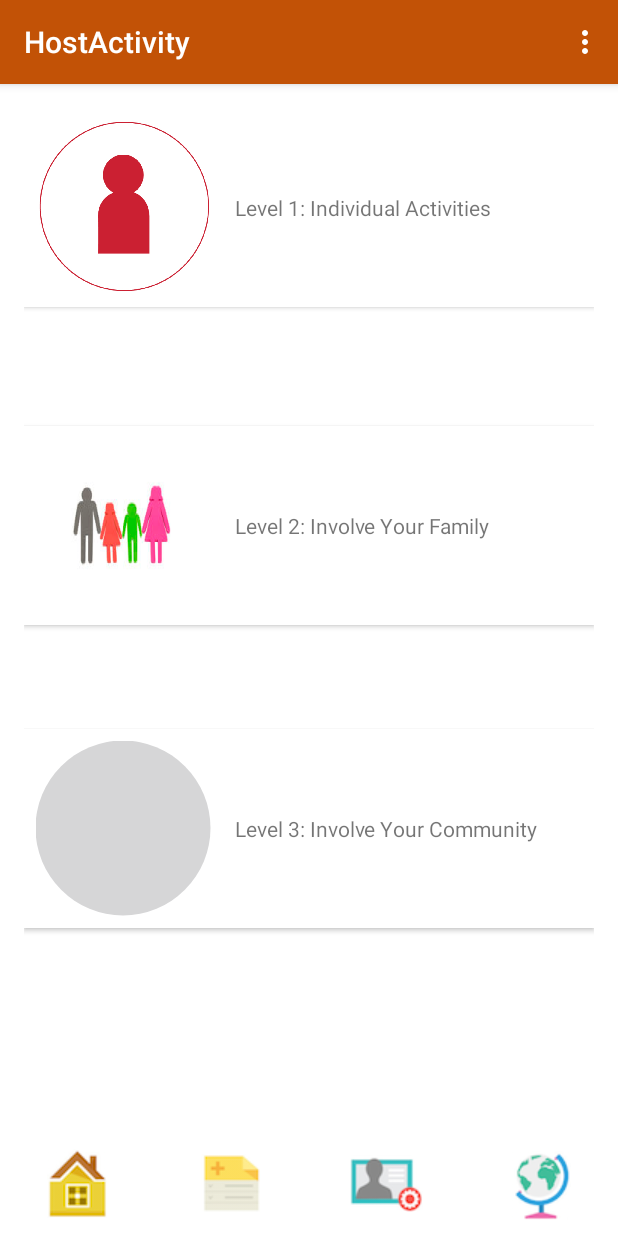
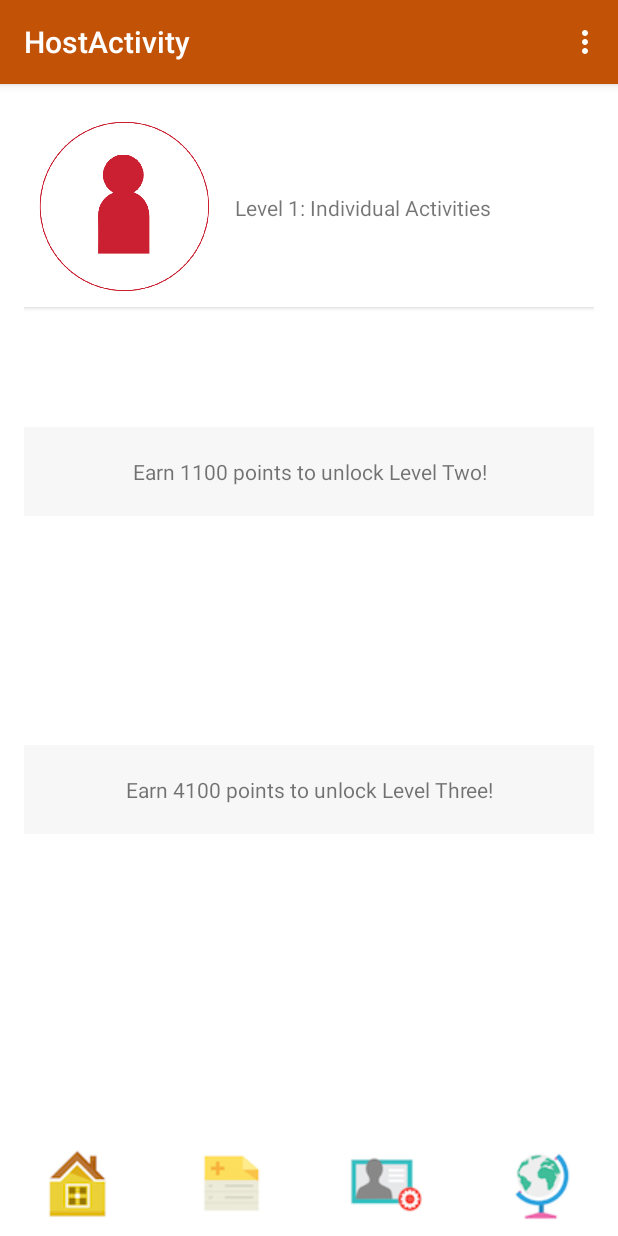
Before and after one commit to justnaelin/MEarth, an Android app: the fragment LevelsFragment placed in its activity, on a phone screen of 412 x 824 dp. Run offline under Robolectric (Android 15) with nearby library versions, the phone set to English and light mode, and no system bars.

Commit message:
Locked levels, removed + button, added task counter, created badge & point toasts (beta)

```diff
--- a/app/src/main/java/com/bytely/mearth/DashboardTasks.java
+++ b/app/src/main/java/com/bytely/mearth/DashboardTasks.java
@@ -58,6 +58,7 @@ public class DashboardTasks {
 
     }
 
+
     public int getPoints() {return sTotalPoints;}
 
     public void setTaskList(ArrayList<TaskModel> taskList) {
--- a/app/src/main/java/com/bytely/mearth/HostActivity.java
+++ b/app/src/main/java/com/bytely/mearth/HostActivity.java
@@ -14,16 +14,6 @@ import android.view.MenuItem;
 import android.view.View;
 import android.widget.ImageButton;
 import android.widget.Toast;
-
-import com.bytely.mearth.AboutFragment;
-import com.bytely.mearth.Communicator;
-import com.bytely.mearth.DashFragment;
-import com.bytely.mearth.FormatIcon;
-import com.bytely.mearth.LevelsFragment;
-import com.bytely.mearth.ProfileFragment;
-import com.bytely.mearth.R;
-import com.bytely.mearth.TaskListFragment;
-import com.bytely.mearth.TaskModel;
 
 
 public class HostActivity extends ActionBarActivity implements Communicator {
@@ -84,28 +74,28 @@ public class HostActivity extends ActionBarActivity implements Communicator {
                 mWildernessBitmap = FormatIcon.getRoundedShape(getApplicationContext(), R.drawable.wilderness);
 
                 mLevelOneArray = new TaskModel[]{
-                        new TaskModel("Recycle Items", 2, mRecyclingBitmap, 200),
-                        new TaskModel("Turn Off Room Lights", 2, mLightBitmap, 100),
-                        new TaskModel("Turn Off Running Water", 2, mWaterBitmap, 100),
-                        new TaskModel("Don't Use Single-Use Bottles", 2, mWaterBottleBitmap, 300),
-                        new TaskModel("Walk or Ride a Bike", 2, mWalkBitmap, 400),
+                        new TaskModel("Recycle Items", 2, mRecyclingBitmap, 200, 0),
+                        new TaskModel("Turn Off Room Lights", 2, mLightBitmap, 100, 0),
+                        new TaskModel("Turn Off Running Water", 2, mWaterBitmap, 100, 0),
+                        new TaskModel("Don't Use Single-Use Bottles", 2, mWaterBottleBitmap, 300, 0),
+                        new TaskModel("Walk or Ride a Bike", 2, mWalkBitmap, 400, 0),
                 };
 
                 mLevelTwoArray = new TaskModel[]{
-                        new TaskModel("Start a Food Garden", 2, mPaleBitmap, 400),
-                        new TaskModel("Grow Native Plants", 2, mPreserveBitmap, 800),
-                        new TaskModel("Use Eco-Friendly Cleaning Supplies", 2, mPreserveBitmap, 500),
-                        new TaskModel("Switch to Fluorescent Light Bulbs", 2, mLightBitmap, 600),
-                        new TaskModel("Go Shopping at Local Farmers Market", 2, mSolarBitmap, 700),
+                        new TaskModel("Start a Food Garden", 2, mPaleBitmap, 400, 0),
+                        new TaskModel("Grow Native Plants", 2, mPreserveBitmap, 800, 0),
+                        new TaskModel("Use Eco-Friendly Cleaning Supplies", 2, mPreserveBitmap, 500, 0),
+                        new TaskModel("Switch to Fluorescent Light Bulbs", 2, mLightBitmap, 600, 0),
+                        new TaskModel("Go Shopping at Local Farmers Market", 2, mSolarBitmap, 700, 0),
                 };
 
                 mLevelThreeArray = new TaskModel[]{
-                        new TaskModel("Get School to Adopt Green Policy", 2, mWaterBitmap, 10000),
-                        new TaskModel("Invite Someone to a MEarth Event", 2, mRecyclingBitmap, 5000),
-                        new TaskModel("Plant Trees", 2, mWildernessBitmap, 8000),
-                        new TaskModel("Tell Someone to Download MEarth App", 2, mSolarBitmap, 2000),
-                        new TaskModel("Organize a Beach Cleanup", 2, mWalkBitmap, 7000),
-                        new TaskModel("Start a Recycling Club", 2, mRecyclingBitmap, 6000),
+                        new TaskModel("Get School to Adopt Green Policy", 2, mWaterBitmap, 10000, 0),
+                        new TaskModel("Invite Someone to a MEarth Event", 2, mRecyclingBitmap, 5000, 0),
+                        new TaskModel("Plant Trees", 2, mWildernessBitmap, 8000, 0),
+                        new TaskModel("Tell Someone to Download MEarth App", 2, mSolarBitmap, 2000, 0),
+                        new TaskModel("Organize a Beach Cleanup", 2, mWalkBitmap, 7000, 0),
+                        new TaskModel("Start a Recycling Club", 2, mRecyclingBitmap, 6000, 0),
 
                 };
                 Log.d("Thread", "Done");
@@ -185,6 +175,7 @@ public class HostActivity extends ActionBarActivity implements Communicator {
 
             }
         });
+
     }
 
 
--- a/app/src/main/java/com/bytely/mearth/LevelsFragment.java
+++ b/app/src/main/java/com/bytely/mearth/LevelsFragment.java
@@ -11,7 +11,6 @@ import android.view.View;
 import android.view.ViewGroup;
 import android.widget.ImageView;
 import android.widget.TextView;
-
 
 
 /**
@@ -31,6 +30,8 @@ public class LevelsFragment extends Fragment {
 
     private ImageView mLevelThreeImage;
     private TextView mLevelThreeTitle;
+
+    private int mUserPoints;
 
     private Communicator comm;
 
@@ -53,6 +54,24 @@ public class LevelsFragment extends Fragment {
         mLevelOneCard = (CardView) view.findViewById(R.id.level_one);
         mLevelTwoCard = (CardView) view.findViewById(R.id.level_two);
         mLevelThreeCard = (CardView) view.findViewById(R.id.level_three);
+
+
+
+
+        // Get user's total points
+        mUserPoints = DashboardTasks.getInstance(getActivity()).getPoints();
+
+        // Set mLevelTwoCard & mLevelThreeCard default visibility to INVISIBLE
+        mLevelTwoCard.setVisibility(View.INVISIBLE);
+        mLevelThreeCard.setVisibility(View.INVISIBLE);
+
+        // Unlock other levels
+        if(mUserPoints >= 1100) {
+            mLevelTwoCard.setVisibility(View.VISIBLE);
+        }
+        if(mUserPoints >= 4100) {
+            mLevelThreeCard.setVisibility(View.VISIBLE);
+        }
 
         comm = (Communicator) getActivity();
 
--- a/app/src/main/java/com/bytely/mearth/TaskModel.java
+++ b/app/src/main/java/com/bytely/mearth/TaskModel.java
@@ -11,13 +11,15 @@ public class TaskModel {
     private int mTaskPoints;
     private boolean mIsCompleted;
     private UUID mTaskID;
+    private int mTaskCounter;
 
-    public TaskModel(String s, int i, Bitmap icon, int i1) {
+    public TaskModel(String s, int i, Bitmap icon, int i1, int i2) {
         this.mTaskName = s;
         this.mTaskDescription = i;
         this.mTaskIcon = icon;
         this.mTaskPoints = i1;
         this.mIsCompleted = false;
+        this.mTaskCounter = i2;
         mTaskID = UUID.randomUUID();
     }
 
@@ -37,6 +39,10 @@ public class TaskModel {
         return mTaskPoints;
     }
 
+    public int getTaskCounter() { return mTaskCounter; }
+
+    public void incrementTaskCounter() { mTaskCounter++; }
+
     public boolean isCompleted() {
         return mIsCompleted;
     }
--- a/app/src/main/res/layout/fragment_levels.xml
+++ b/app/src/main/res/layout/fragment_levels.xml
@@ -16,6 +16,7 @@
         android:paddingBottom="@dimen/activity_vertical_margin"
         tools:context="com.bytely.mearth.LevelScreen">
 
+        <!-- Level One Card -->
         <android.support.v7.widget.CardView
             xmlns:card_view="http://schemas.android.com/apk/res-auto"
             android:id="@+id/level_one"
@@ -29,7 +30,6 @@
             android:layout_alignParentTop="true"
             android:layout_alignParentLeft="true"
             android:layout_alignParentStart="true">
-
 
             <LinearLayout
                 android:layout_width="wrap_content"
@@ -51,7 +51,26 @@
 
             </LinearLayout>
         </android.support.v7.widget.CardView>
+        <!-- End Level One Card -->
 
+        <TextView
+            android:layout_width="match_parent"
+            android:layout_height="wrap_content"
+            android:text="Earn 1100 points to unlock Level Two!"
+            android:layout_gravity="center"
+            android:gravity="center"
+            android:background="#F7F7F7"
+            android:layout_marginTop="80dp"
+            android:layout_below="@+id/level_one"
+            android:layout_alignParentLeft="true"
+            android:layout_alignParentStart="true"
+            android:paddingLeft="16dp"
+            android:paddingRight="16dp"
+            android:paddingTop="20dp"
+            android:paddingBottom="20dp"
+            android:clickable="true"/>
+
+        <!-- Level Two Card -->
         <android.support.v7.widget.CardView
             xmlns:card_view="http://schemas.android.com/apk/res-auto"
             android:id="@+id/level_two"
@@ -66,7 +85,6 @@
             android:paddingLeft="16dp"
             android:paddingRight="16dp"
             android:layout_marginTop="79dp">
-
 
             <LinearLayout
                 android:layout_width="wrap_content"
@@ -88,11 +106,31 @@
 
             </LinearLayout>
         </android.support.v7.widget.CardView>
+        <!-- End Level Two Card -->
 
+        <TextView
+            android:layout_width="match_parent"
+            android:layout_height="wrap_content"
+            android:text="Earn 4100 points to unlock Level Three!"
+            android:layout_gravity="center"
+            android:gravity="center"
+            android:background="#F7F7F7"
+            android:layout_marginTop="80dp"
+            android:layout_below="@+id/level_two"
+            android:layout_alignParentLeft="true"
+            android:layout_alignParentStart="true"
+            android:paddingLeft="16dp"
+            android:paddingRight="16dp"
+            android:paddingTop="20dp"
+            android:paddingBottom="20dp"
+            android:clickable="true"/>
+
+        <!-- Level Three Card -->
         <android.support.v7.widget.CardView
             xmlns:card_view="http://schemas.android.com/apk/res-auto"
             android:id="@+id/level_three"
             android:layout_gravity="center"
+            android:gravity="center"
             android:layout_width="match_parent"
             android:layout_height="wrap_content"
             card_view:cardCornerRadius="0dp"
@@ -125,6 +163,7 @@
 
             </LinearLayout>
         </android.support.v7.widget.CardView>
+        <!-- End Level Three Card -->
 
     </RelativeLayout>
 
--- a/app/src/main/res/layout/fragment_task_level.xml
+++ b/app/src/main/res/layout/fragment_task_level.xml
@@ -15,6 +15,7 @@
         android:paddingBottom="@dimen/activity_vertical_margin"
         tools:context="com.bytely.mearth.LevelScreen">
 
+        <!-- Level One Card Views -->
         <android.support.v7.widget.CardView
             xmlns:card_view="http://schemas.android.com/apk/res-auto"
             android:id="@+id/level_one"
@@ -51,6 +52,7 @@
             </LinearLayout>
         </android.support.v7.widget.CardView>
 
+        <!-- Level Two Card View -->
         <android.support.v7.widget.CardView
             xmlns:card_view="http://schemas.android.com/apk/res-auto"
             android:id="@+id/level_two"
@@ -88,6 +90,7 @@
             </LinearLayout>
         </android.support.v7.widget.CardView>
 
+        <!-- Level Three Card View -->
         <android.support.v7.widget.CardView
             xmlns:card_view="http://schemas.android.com/apk/res-auto"
             android:id="@+id/level_three"
```
Also changed, not shown: app/src/main/java/com/bytely/mearth/AchieveFragment.java (+14 -0 lines), app/src/main/java/com/bytely/mearth/CurrentTaskAdapter.java (+7 -0 lines), app/src/main/java/com/bytely/mearth/TaskLevelFragment.java (deleted, +0 -135 lines), app/src/main/java/com/bytely/mearth/TaskListAdapter.java (+9 -10 lines), app/src/main/res/layout/custom_task_list.xml (+8 -2 lines), 1 other file.
